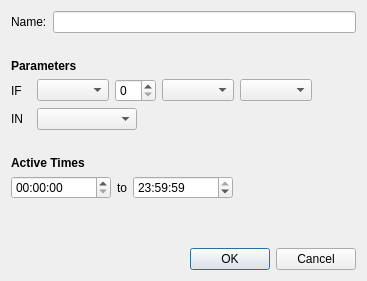
The window that brainframe_qt/ui/dialogs/alarm_creation/alarm_creation.ui (aotuai/brainframe-qt) describes before a commit, drawn with Qt 5.
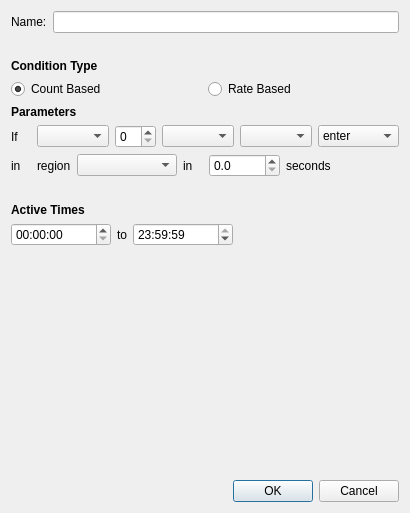
The same window after the commit.

Commit message: Support for rate-based conditions in alarms

Diff of the .ui file:
```diff
--- a/brainframe_qt/ui/dialogs/alarm_creation/alarm_creation.ui
+++ b/brainframe_qt/ui/dialogs/alarm_creation/alarm_creation.ui
@@ -6,8 +6,8 @@
    <rect>
     <x>0</x>
     <y>0</y>
-    <width>367</width>
-    <height>281</height>
+    <width>382</width>
+    <height>513</height>
    </rect>
   </property>
   <property name="windowTitle">
@@ -31,6 +31,49 @@
      </item>
     </layout>
    </item>
+   <item>
+    <widget class="QLabel" name="condition_type_label">
+     <property name="font">
+      <font>
+       <weight>75</weight>
+       <bold>true</bold>
+      </font>
+     </property>
+     <property name="text">
+      <string>Condition Type</string>
+     </property>
+    </widget>
+   </item>
+   <item>
+    <layout class="QHBoxLayout" name="horizontalLayout_2" stretch="1,1">
+     <item>
+      <widget class="QRadioButton" name="count_based_button">
+       <property name="text">
+        <string>Count Based</string>
+       </property>
+       <property name="checked">
+        <bool>true</bool>
+       </property>
+       <attribute name="buttonGroup">
+        <string notr="true">condition_type_button_group</string>
+       </attribute>
+      </widget>
+     </item>
+     <item>
+      <widget class="QRadioButton" name="rate_based_button">
+       <property name="text">
+        <string>Rate Based</string>
+       </property>
+       <property name="checked">
+        <bool>false</bool>
+       </property>
+       <attribute name="buttonGroup">
+        <string notr="true">condition_type_button_group</string>
+       </attribute>
+      </widget>
+     </item>
+    </layout>
+   </item>
    <item>
     <widget class="QLabel" name="parameters_label">
      <property name="font">
@@ -46,18 +89,9 @@
    </item>
    <item>
     <layout class="QGridLayout" name="if_layout">
-     <item row="0" column="3">
-      <widget class="QComboBox" name="countable_combo_box"/>
-     </item>
-     <item row="0" column="1">
-      <widget class="QComboBox" name="test_type_combo_box"/>
-     </item>
      <item row="0" column="4">
       <widget class="QComboBox" name="behavior_combo_box"/>
      </item>
-     <item row="0" column="2">
-      <widget class="QSpinBox" name="count_spin_box"/>
-     </item>
      <item row="0" column="0">
       <widget class="QLabel" name="if_label">
        <property name="minimumSize">
@@ -67,11 +101,20 @@
         </size>
        </property>
        <property name="text">
-        <string>IF</string>
+        <string>If</string>
        </property>
       </widget>
      </item>
-     <item row="0" column="5">
+     <item row="0" column="2">
+      <widget class="QSpinBox" name="count_spin_box"/>
+     </item>
+     <item row="0" column="3">
+      <widget class="QComboBox" name="countable_combo_box"/>
+     </item>
+     <item row="0" column="1">
+      <widget class="QComboBox" name="test_type_combo_box"/>
+     </item>
+     <item row="0" column="6">
       <spacer name="horizontalSpacer">
        <property name="orientation">
         <enum>Qt::Horizontal</enum>
@@ -84,6 +127,25 @@
        </property>
       </spacer>
      </item>
+     <item row="0" column="5">
+      <widget class="QComboBox" name="direction_combo_box">
+       <item>
+        <property name="text">
+         <string>enter</string>
+        </property>
+       </item>
+       <item>
+        <property name="text">
+         <string>exit</string>
+        </property>
+       </item>
+       <item>
+        <property name="text">
+         <string>enter/exit</string>
+        </property>
+       </item>
+      </widget>
+     </item>
     </layout>
    </item>
    <item>
@@ -92,7 +154,7 @@
       <number>20</number>
      </property>
      <item>
-      <widget class="QLabel" name="in_label">
+      <widget class="QLabel" name="in_count_label">
        <property name="minimumSize">
         <size>
          <width>20</width>
@@ -100,7 +162,14 @@
         </size>
        </property>
        <property name="text">
-        <string>IN</string>
+        <string>in</string>
+       </property>
+      </widget>
+     </item>
+     <item>
+      <widget class="QLabel" name="region_label">
+       <property name="text">
+        <string>region</string>
        </property>
       </widget>
      </item>
@@ -114,6 +183,39 @@
        </property>
       </widget>
      </item>
+     <item>
+      <widget class="QLabel" name="in_rate_label">
+       <property name="minimumSize">
+        <size>
+         <width>20</width>
+         <height>0</height>
+        </size>
+       </property>
+       <property name="text">
+        <string>in</string>
+       </property>
+      </widget>
+     </item>
+     <item>
+      <widget class="QDoubleSpinBox" name="duration_spin_box">
+       <property name="toolTip">
+        <string>Maximum 1 day (86400 seconds)</string>
+       </property>
+       <property name="decimals">
+        <number>1</number>
+       </property>
+       <property name="maximum">
+        <double>86400.000000000000000</double>
+       </property>
+      </widget>
+     </item>
+     <item>
+      <widget class="QLabel" name="seconds_label">
+       <property name="text">
+        <string>seconds</string>
+       </property>
+      </widget>
+     </item>
      <item>
       <spacer name="horizontalSpacer_2">
        <property name="orientation">
```
Left out of the diff: 5 changed lines with no effect on the pictures. The commit also changes 1 other file.
